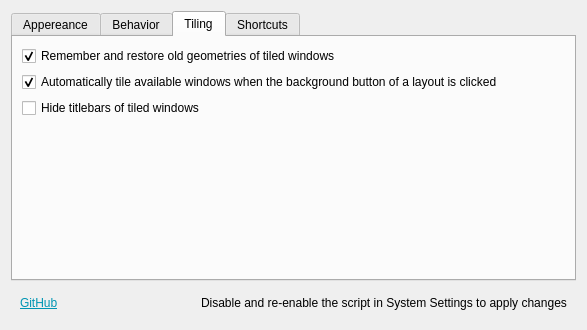
The window that package/contents/ui/config.ui (qewer33/Exquisite) describes before a commit, drawn with Qt 5.
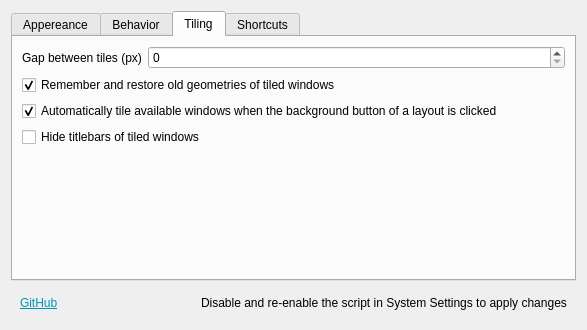
The same window after the commit. The open tabs and pages were chosen to show the change. Icons and pictures are not drawn.

Commit message: Add tile gap setting and refactor layout tile definitions

```diff
--- a/package/contents/ui/config.ui
+++ b/package/contents/ui/config.ui
@@ -310,6 +310,30 @@
        <string>Tiling</string>
       </attribute>
       <layout class="QVBoxLayout" name="verticalLayout_6">
+       <item>
+        <layout class="QFormLayout" name="formLayout_2">
+         <property name="sizeConstraint">
+          <enum>QLayout::SetMinimumSize</enum>
+         </property>
+         <item row="0" column="0">
+          <widget class="QLabel" name="label_8">
+           <property name="text">
+            <string>Gap between tiles (px)</string>
+           </property>
+          </widget>
+         </item>
+         <item row="0" column="1">
+          <widget class="QSpinBox" name="kcfg_tileGap">
+           <property name="sizePolicy">
+            <sizepolicy hsizetype="Expanding" vsizetype="Fixed">
+             <horstretch>0</horstretch>
+             <verstretch>0</verstretch>
+            </sizepolicy>
+           </property>
+          </widget>
+         </item>
+        </layout>
+       </item>
        <item>
         <widget class="QCheckBox" name="kcfg_rememberWindowGeometries">
          <property name="sizePolicy">
@@ -350,7 +374,14 @@
         </widget>
        </item>
        <item>
-        <widget class="QWidget" name="widget_2" native="true"/>
+        <widget class="QWidget" name="widget_2" native="true">
+         <property name="sizePolicy">
+          <sizepolicy hsizetype="Preferred" vsizetype="Expanding">
+           <horstretch>0</horstretch>
+           <verstretch>0</verstretch>
+          </sizepolicy>
+         </property>
+        </widget>
        </item>
       </layout>
      </widget>
```
The commit also changes 14 other files.
